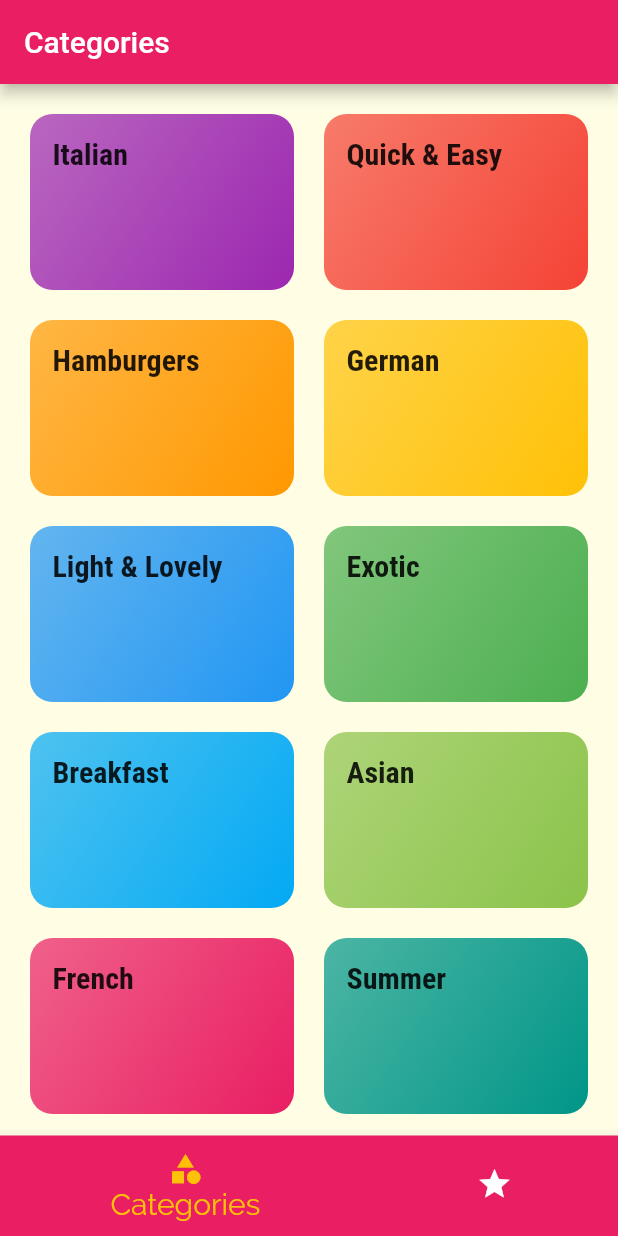
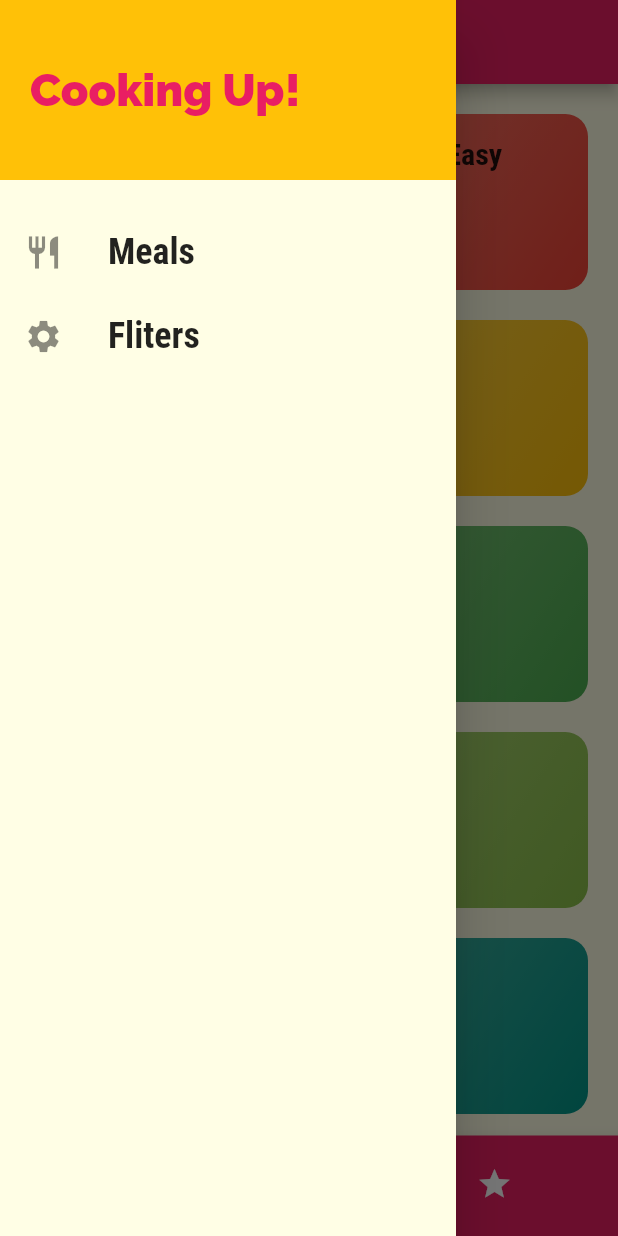
Before and after one commit to danghoanguet/meals_app, a Flutter app: the screen it shows after launch, with the side drawer open (before the commit the screen has no drawer), on a phone screen of 412 x 824 dp. Run offline on Flutter 3.47's test engine with Material 2 defaults, Android fonts, the phone set to English and light mode, and no system bars.

```diff
--- a/lib/main.dart
+++ b/lib/main.dart
@@ -1,6 +1,7 @@
 import 'package:flutter/material.dart';
 import 'package:meals_app/screens/categories_screen.dart';
 import 'package:meals_app/screens/category_meals_screen.dart';
+import 'package:meals_app/screens/filters_screen.dart';
 import 'package:meals_app/screens/meal_details_screen.dart';
 import 'package:meals_app/screens/tabs_screen.dart';
 
@@ -36,6 +37,7 @@ class MyApp extends StatelessWidget {
         //'/category-meals': (_) => CategoryMealsScreen(),
         CategoryMealsScreen.routeName: (_) => CategoryMealsScreen(),
         MealDetailsScreen.routeName: (_) => MealDetailsScreen(),
+        FiltersScreen.routeName: (_) => FiltersScreen(),
       },
       onUnknownRoute: (settings) {
         return MaterialPageRoute(builder: (context) => CategoriesScreen());
--- a/lib/screens/meal_details_screen.dart
+++ b/lib/screens/meal_details_screen.dart
@@ -108,6 +108,12 @@ class MealDetailsScreen extends StatelessWidget {
           ],
         ),
       ),
+      floatingActionButton: FloatingActionButton(
+        child: Icon(Icons.cancel),
+        onPressed: () {
+          Navigator.of(context).pop(mealId);
+        },
+      ),
     );
   }
 }
--- a/lib/screens/tabs_screen.dart
+++ b/lib/screens/tabs_screen.dart
@@ -1,6 +1,7 @@
 import 'package:flutter/material.dart';
 import 'package:meals_app/screens/categories_screen.dart';
 import 'package:meals_app/screens/favorites_screen.dart';
+import 'package:meals_app/widgets/main_drawer.dart';
 
 class TabScreen extends StatefulWidget {
   const TabScreen({Key? key}) : super(key: key);
@@ -53,6 +54,7 @@ class _TabScreenState extends State<TabScreen> {
       appBar: AppBar(
         title: Text(_pages[_selectedPageIndex]['title'] as String),
       ),
+      drawer: MainDrawer(),
       body: _pages[_selectedPageIndex]['page'] as Widget,
       bottomNavigationBar: BottomNavigationBar(
         onTap: (val) => _selectPage(val),
--- /dev/null
+++ b/lib/widgets/main_drawer.dart
@@ -0,0 +1,58 @@
+import 'package:flutter/material.dart';
+import 'package:meals_app/screens/filters_screen.dart';
+
+class MainDrawer extends StatelessWidget {
+  const MainDrawer({Key? key}) : super(key: key);
+
+  @override
+  Widget build(BuildContext context) {
+    return Drawer(
+      child: Column(
+        children: [
+          Container(
+            height: 120,
+            width: double.infinity,
+            padding: EdgeInsets.all(20),
+            alignment: Alignment.centerLeft,
+            color: Theme.of(context).colorScheme.secondary,
+            child: Text(
+              'Cooking Up!',
+              style: TextStyle(
+                color: Theme.of(context).colorScheme.primary,
+                fontSize: 30,
+                fontWeight: FontWeight.w900,
+              ),
+            ),
+          ),
+          SizedBox(
+            height: 20,
+          ),
+          _buildListTile('Meals', Icons.restaurant, () {
+            Navigator.of(context).pushReplacementNamed('/');
+          }),
+          _buildListTile('Fliters', Icons.settings, () {
+            Navigator.of(context).pushReplacementNamed(FiltersScreen.routeName);
+          }),
+        ],
+      ),
+    );
+  }
+
+  ListTile _buildListTile(String title, IconData icon, VoidCallback onTap) {
+    return ListTile(
+      leading: Icon(
+        icon,
+        size: 26,
+      ),
+      title: Text(
+        title,
+        style: TextStyle(
+          fontFamily: 'RobotoCondensed',
+          fontSize: 24,
+          fontWeight: FontWeight.bold,
+        ),
+      ),
+      onTap: onTap,
+    );
+  }
+}
```
Also changed, not shown: lib/screens/category_meals_screen.dart (+41 -15 lines), lib/screens/filters_screen.dart (added, +79 -0 lines), lib/widgets/meal_item.dart (+6 -2 lines).
